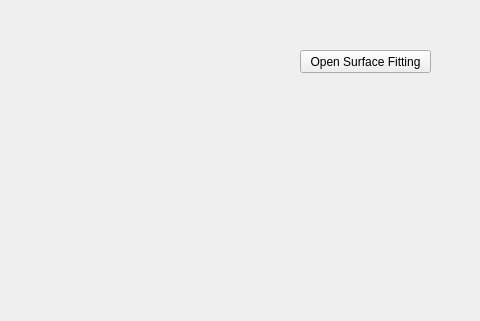
Above: ui/mainwindow.ui from LZHBO/SLOT-Mismatch-Correction before the change; both pictures show x 120 to 600 and y 0 to 321 of the 800 by 600 pixel window. Below: the same form after it.
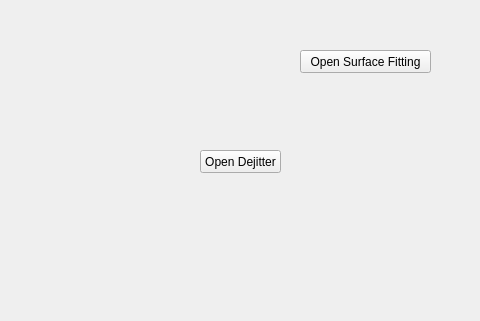
That is the form after the change.

Commit message:
Dejitter vorbereitet
Es fehlt noch die Bestimmung des Offsets

What changed in the file:
```diff
--- a/ui/mainwindow.ui
+++ b/ui/mainwindow.ui
@@ -27,6 +27,19 @@
      <string>Open Surface Fitting</string>
     </property>
    </widget>
+   <widget class="QPushButton" name="pushButton_openDejitter">
+    <property name="geometry">
+     <rect>
+      <x>320</x>
+      <y>150</y>
+      <width>81</width>
+      <height>23</height>
+     </rect>
+    </property>
+    <property name="text">
+     <string>Open Dejitter</string>
+    </property>
+   </widget>
   </widget>
   <widget class="QMenuBar" name="menubar">
    <property name="geometry">
```
The commit also changes 8 other files.
